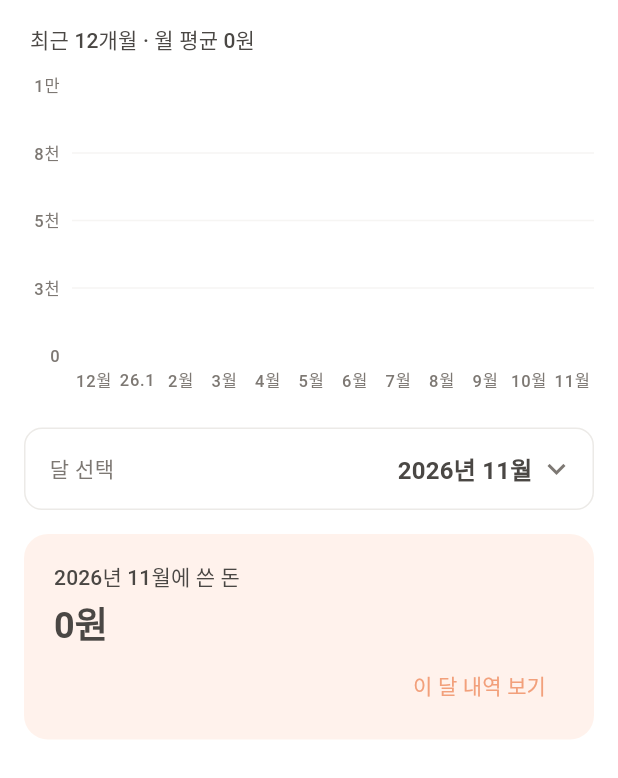
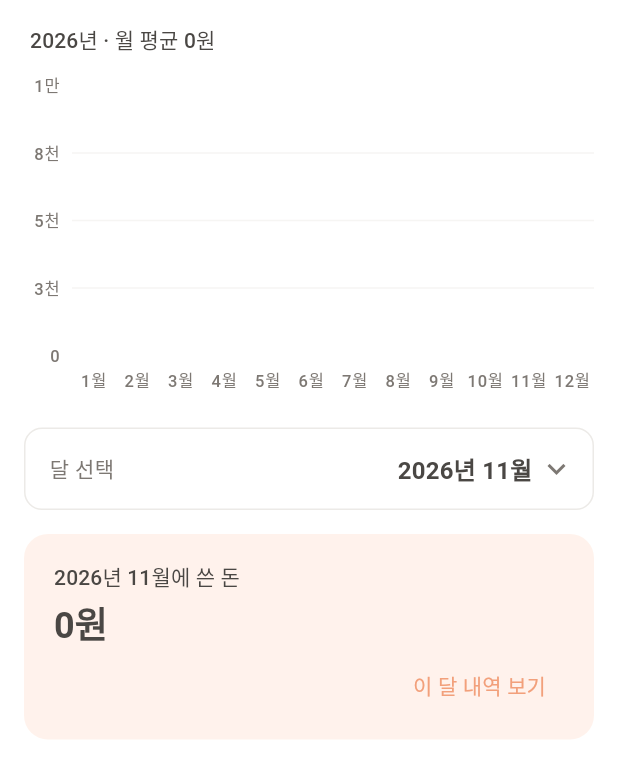
Before and after one commit to haneul55/budget-app, a Flutter app: the MonthlyHistoryScreen screen opened directly, after a tap on "달 선택", after a tap on "2026년 11월", on a phone screen of 412 x 824 dp. Shown: the top 778 px of the screen. Run offline on Flutter 3.47's test engine with Material 3 defaults, Android fonts, the phone set to English and light mode, and no system bars; drawn by our look-alikes of fl_chart; our stand-ins replace flutter_riverpod, image_picker, sqflite; missing offline and left inert: google_mlkit_text_recognition; accounts and stored records are empty.

Commit message:
월별 기록: 최근 12개월 대신 올해 1~12월
Co-Authored-By: Claude Opus 5.5 <noreply@anthropic.com>
Claude-Session: https://claude.ai/code/session_01RJdVreWRRXjqtkrGPc1cdK

```diff
--- a/lib/state/providers.dart
+++ b/lib/state/providers.dart
@@ -109,11 +109,13 @@ final dailyTotalsProvider = FutureProvider<List<int>>((ref) {
   return db.dailyTotals(ref.watch(selectedMonthProvider));
 });
 
-/// 선택한 달까지 최근 12개월의 월 합계.
+/// 선택한 달이 속한 해의 1월~12월 월 합계.
 final monthlyTotalsProvider =
     FutureProvider<List<({DateTime month, int total})>>((ref) {
       final db = ref.watch(databaseProvider);
-      return db.monthlyTotals(ref.watch(selectedMonthProvider));
+      // 고른 달이 속한 해의 1월~12월 (지금 달 기준이면 올해)
+      final year = ref.watch(selectedMonthProvider.select((m) => m.year));
+      return db.monthlyTotals(DateTime(year, 12));
     });
 
 /// 선택한 달의 모든 내역 (달력 화면용).
--- a/lib/ui/monthly_history_screen.dart
+++ b/lib/ui/monthly_history_screen.dart
@@ -7,7 +7,7 @@ import 'app_theme.dart';
 import 'widgets/month_picker.dart';
 import 'widgets/spending_charts.dart';
 
-/// 최근 12개월 월별 누적 금액. 아래의 달 선택 칸을 누르면 달 목록이 펼쳐진다.
+/// 고른 달이 속한 해(1~12월)의 월별 누적 금액. 아래의 달 선택 칸을 누르면 달 목록이 펼쳐진다.
 class MonthlyHistoryScreen extends ConsumerStatefulWidget {
   const MonthlyHistoryScreen({super.key});
 
@@ -52,7 +52,7 @@ class _MonthlyHistoryScreenState extends ConsumerState<MonthlyHistoryScreen> {
               Padding(
                 padding: const EdgeInsets.fromLTRB(20, 16, 20, 4),
                 child: Text(
-                  '최근 12개월 · 월 평균 ${formatWon(average)}',
+                  '${selected.year}년 · 월 평균 ${formatWon(average)}',
                   style: theme.textTheme.titleSmall,
                 ),
               ),
--- a/lib/ui/widgets/spending_charts.dart
+++ b/lib/ui/widgets/spending_charts.dart
@@ -217,10 +217,7 @@ class MonthlyBarChart extends StatelessWidget {
                 final m = months[v.toInt()].month;
                 return SideTitleWidget(
                   meta: meta,
-                  child: Text(
-                    m.month == 1 ? '${m.year % 100}.1' : '${m.month}월',
-                    style: labelStyle,
-                  ),
+                  child: Text('${m.month}월', style: labelStyle),
                 );
               },
             ),
```
